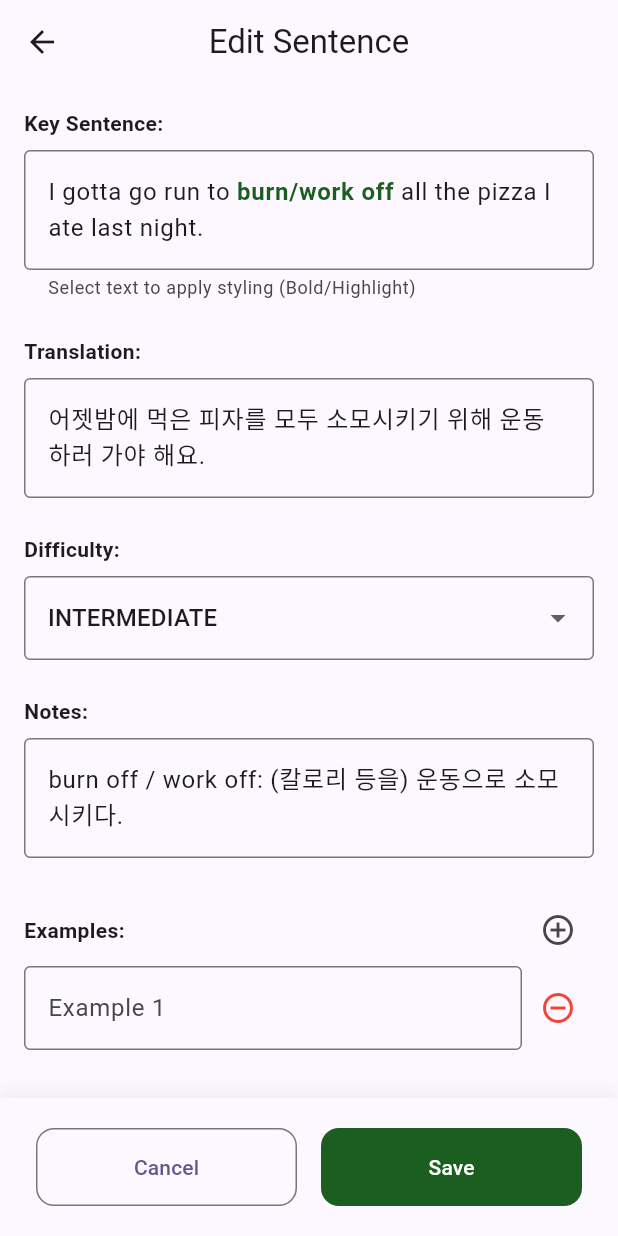
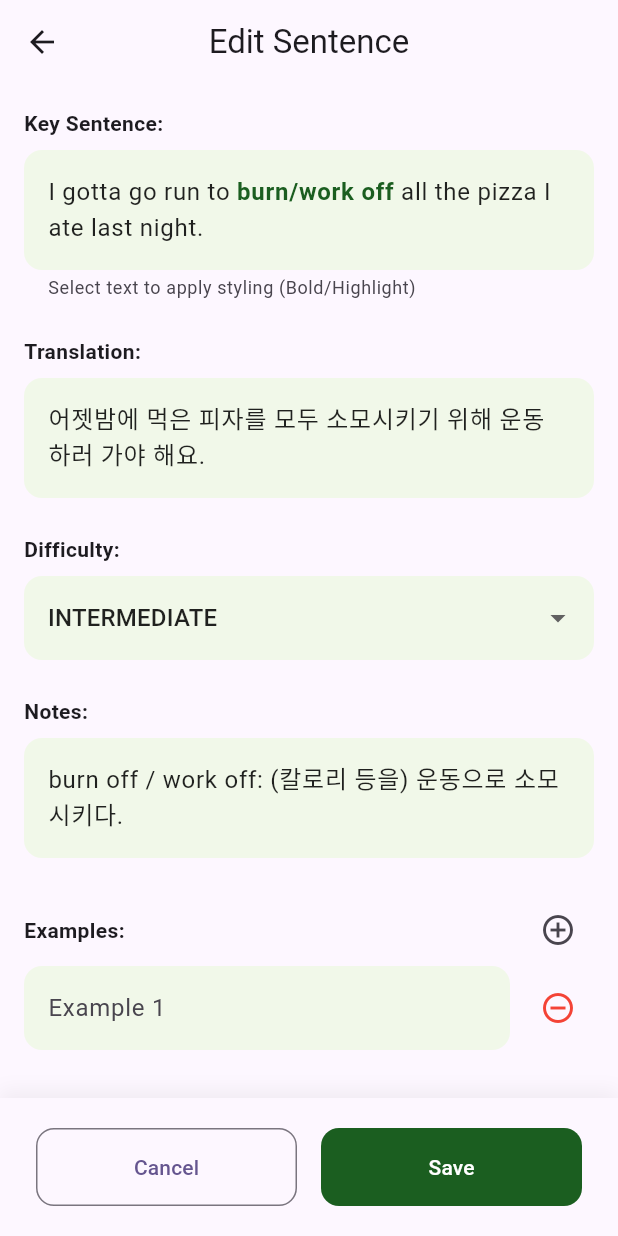
Before and after one commit to jaeyp/english-surf, a Flutter app: the StudyModeScreen screen opened by its route, after a tap on the "edit" icon, on a phone screen of 412 x 824 dp. Run offline on Flutter 3.47's test engine with Material 3 defaults, Android fonts, the phone set to English and light mode, and no system bars; our stand-ins replace drift, flutter_dotenv, flutter_riverpod, freezed_annotation, go_router, riverpod_annotation; accounts and stored records are empty; generated files the repository leaves out were written again.

Commit message:
UI polishing

```diff
--- a/lib/features/sentences/presentation/screens/sentence_edit_screen.dart
+++ b/lib/features/sentences/presentation/screens/sentence_edit_screen.dart
@@ -152,9 +152,13 @@ class _SentenceEditScreenState extends ConsumerState<SentenceEditScreen> {
 
   @override
   Widget build(BuildContext context) {
-    return Scaffold(
+    return GestureDetector(
+      onTap: () => FocusScope.of(context).unfocus(),
+      child: Scaffold(
         appBar: AppBar(
-        title: Text(widget.sentence == null ? 'Add Sentence' : 'Edit Sentence'),
+          title: Text(
+            widget.sentence == null ? 'Add Sentence' : 'Edit Sentence',
+          ),
         ),
         bottomNavigationBar: Container(
           padding: const EdgeInsets.symmetric(horizontal: 24, vertical: 20),
@@ -223,9 +227,15 @@ class _SentenceEditScreenState extends ConsumerState<SentenceEditScreen> {
                 TextFormField(
                   controller: _translationController,
                   maxLines: null,
-                decoration: const InputDecoration(
+                  style: const TextStyle(color: Colors.black87),
+                  decoration: InputDecoration(
                     hintText: 'Enter Korean translation',
-                  border: OutlineInputBorder(),
+                    filled: true,
+                    fillColor: const Color(0xFFF1F8E9),
+                    border: OutlineInputBorder(
+                      borderRadius: BorderRadius.circular(12),
+                      borderSide: BorderSide.none,
+                    ),
                   ),
                   validator: (value) => value == null || value.isEmpty
                       ? 'Translation is required'
@@ -239,11 +249,24 @@ class _SentenceEditScreenState extends ConsumerState<SentenceEditScreen> {
                 const SizedBox(height: 8),
                 DropdownButtonFormField<Difficulty>(
                   value: _difficulty,
-                decoration: const InputDecoration(border: OutlineInputBorder()),
+                  dropdownColor: const Color(
+                    0xFFF1F8E9,
+                  ), // Background of the popup menu
+                  decoration: InputDecoration(
+                    filled: true,
+                    fillColor: const Color(0xFFF1F8E9),
+                    border: OutlineInputBorder(
+                      borderRadius: BorderRadius.circular(12),
+                      borderSide: BorderSide.none,
+                    ),
+                  ),
                   items: Difficulty.values.map((d) {
                     return DropdownMenuItem(
                       value: d,
-                    child: Text(d.name.toUpperCase()),
+                      child: Text(
+                        d.name.toUpperCase(),
+                        style: const TextStyle(color: Colors.black87),
+                      ),
                     );
                   }).toList(),
                   onChanged: (value) {
@@ -259,9 +282,15 @@ class _SentenceEditScreenState extends ConsumerState<SentenceEditScreen> {
                 TextFormField(
                   controller: _notesController,
                   maxLines: null,
-                decoration: const InputDecoration(
+                  style: const TextStyle(color: Colors.black87),
+                  decoration: InputDecoration(
                     hintText: 'Grammar or vocabulary notes',
-                  border: OutlineInputBorder(),
+                    filled: true,
+                    fillColor: const Color(0xFFF1F8E9),
+                    border: OutlineInputBorder(
+                      borderRadius: BorderRadius.circular(12),
+                      borderSide: BorderSide.none,
+                    ),
                   ),
                 ),
                 const SizedBox(height: 24),
@@ -282,18 +311,25 @@ class _SentenceEditScreenState extends ConsumerState<SentenceEditScreen> {
                   final index = entry.key;
                   final controller = entry.value;
                   return Padding(
-                  padding: const EdgeInsets.only(bottom: 8.0),
+                    padding: const EdgeInsets.only(bottom: 12.0),
                     child: Row(
                       children: [
                         Expanded(
                           child: TextFormField(
                             controller: controller,
+                            style: const TextStyle(color: Colors.black87),
                             decoration: InputDecoration(
                               hintText: 'Example ${index + 1}',
-                            border: const OutlineInputBorder(),
+                              filled: true,
+                              fillColor: const Color(0xFFF1F8E9),
+                              border: OutlineInputBorder(
+                                borderRadius: BorderRadius.circular(12),
+                                borderSide: BorderSide.none,
                               ),
                             ),
                           ),
+                        ),
+                        const SizedBox(width: 8),
                         IconButton(
                           onPressed: () => _removeExample(index),
                           icon: const Icon(
@@ -310,6 +346,7 @@ class _SentenceEditScreenState extends ConsumerState<SentenceEditScreen> {
             ),
           ),
         ),
+      ),
     );
   }
 
@@ -319,10 +356,16 @@ class _SentenceEditScreenState extends ConsumerState<SentenceEditScreen> {
         TextFormField(
           controller: _originalController,
           maxLines: null,
-          decoration: const InputDecoration(
+          style: const TextStyle(color: Colors.black87),
+          decoration: InputDecoration(
             hintText: 'Enter English sentence',
-            border: OutlineInputBorder(),
             helperText: 'Select text to apply styling (Bold/Highlight)',
+            filled: true,
+            fillColor: const Color(0xFFF1F8E9),
+            border: OutlineInputBorder(
+              borderRadius: BorderRadius.circular(12),
+              borderSide: BorderSide.none,
+            ),
           ),
           validator: (value) =>
               value == null || value.isEmpty ? 'Sentence is required' : null,
--- a/lib/features/sentences/presentation/screens/study_mode_screen.dart
+++ b/lib/features/sentences/presentation/screens/study_mode_screen.dart
@@ -59,21 +59,28 @@ class _StudyModeScreenState extends ConsumerState<StudyModeScreen> {
           });
         }
 
+        final isLandscape =
+            MediaQuery.of(context).orientation == Orientation.landscape;
         final currentSentence = sentences[safeIndex];
 
         return Scaffold(
           appBar: AppBar(
-            title: Text('${safeIndex + 1} / ${sentences.length}'),
+            toolbarHeight: isLandscape
+                ? 40
+                : null, // Reduced height in landscape
+            title: isLandscape
+                ? null // Hide title in landscape to save vertical space
+                : Text('${safeIndex + 1} / ${sentences.length}'),
             leading: Row(
               mainAxisSize: MainAxisSize.min,
               children: [
                 IconButton(
-                  icon: const Icon(Icons.edit),
+                  icon: const Icon(Icons.edit, size: 20),
                   onPressed: () =>
                       context.push('/edit', extra: currentSentence),
                 ),
                 IconButton(
-                  icon: const Icon(Icons.delete),
+                  icon: const Icon(Icons.delete, size: 20),
                   onPressed: () async {
                     final confirmed = await showDialog<bool>(
                       context: context,
@@ -99,7 +106,6 @@ class _StudyModeScreenState extends ConsumerState<StudyModeScreen> {
                       ref
                           .read(sentenceListProvider.notifier)
                           .deleteSentence(currentSentence.id);
-                      // After deletion, if list becomes empty, go back
                       if (sentences.length <= 1) {
                         if (context.mounted) Navigator.pop(context);
                       }
@@ -110,13 +116,24 @@ class _StudyModeScreenState extends ConsumerState<StudyModeScreen> {
             ),
             leadingWidth: 100,
             actions: [
+              if (isLandscape)
+                Center(
+                  child: Padding(
+                    padding: const EdgeInsets.only(right: 16.0),
+                    child: Text(
+                      '${safeIndex + 1} / ${sentences.length}',
+                      style: const TextStyle(fontWeight: FontWeight.bold),
+                    ),
+                  ),
+                ),
               IconButton(
                 icon: const Icon(Icons.close),
                 onPressed: () => Navigator.of(context).pop(),
               ),
             ],
           ),
-          body: Column(
+          body: SafeArea(
+            child: Column(
               children: [
                 Expanded(
                   child: PageView.builder(
@@ -128,20 +145,21 @@ class _StudyModeScreenState extends ConsumerState<StudyModeScreen> {
                       });
                     },
                     itemBuilder: (context, index) {
-                    // One more safety check inside builder
                       if (index >= sentences.length)
                         return const SizedBox.shrink();
-                    return Padding(
-                      padding: const EdgeInsets.all(16.0),
-                      child: SentenceCard(
+                      return SentenceCard(
                         sentence: sentences[index],
                         languageMode: languageMode,
+                        padding: EdgeInsets.symmetric(
+                          horizontal: isLandscape ? 32.0 : 16.0,
+                          vertical: isLandscape ? 8.0 : 16.0,
                         ),
                       );
                     },
                   ),
                 ),
               ],
+            ),
           ),
         );
       },
--- a/lib/features/sentences/presentation/widgets/sentence_card.dart
+++ b/lib/features/sentences/presentation/widgets/sentence_card.dart
@@ -7,11 +7,13 @@ import 'sentence_text_view.dart';
 class SentenceCard extends StatefulWidget {
   final Sentence sentence;
   final LanguageMode languageMode;
+  final EdgeInsets padding;
 
   const SentenceCard({
     super.key,
     required this.sentence,
     required this.languageMode,
+    this.padding = EdgeInsets.zero,
   });
 
   @override
@@ -55,10 +57,11 @@ class _SentenceCardState extends State<SentenceCard>
     final isOriginalFront =
         widget.languageMode == LanguageMode.originalToTranslation;
 
-    return SizedBox.expand(
-      child: GestureDetector(
-        onTap: _flipCard,
-        behavior: HitTestBehavior.opaque,
+    return GestureDetector(
+      onTap: _flipCard,
+      behavior: HitTestBehavior.opaque,
+      child: Padding(
+        padding: widget.padding,
         child: Center(
           child: SizedBox(
             height: 400, // Keep fixed height for visual card
--- a/lib/features/sentences/presentation/widgets/sentence_filter_bar.dart
+++ b/lib/features/sentences/presentation/widgets/sentence_filter_bar.dart
@@ -14,7 +14,7 @@ class SentenceFilterBar extends ConsumerWidget {
 
     return SingleChildScrollView(
       scrollDirection: Axis.horizontal,
-      padding: const EdgeInsets.symmetric(horizontal: 16, vertical: 8),
+      padding: const EdgeInsets.only(left: 16, right: 16, top: 8, bottom: 20),
       child: Row(
         children: [
           // Sort Chip
--- a/lib/features/sentences/presentation/widgets/sentence_text_view.dart
+++ b/lib/features/sentences/presentation/widgets/sentence_text_view.dart
@@ -16,7 +16,7 @@ class SentenceTextView extends StatelessWidget {
   Widget build(BuildContext context) {
     return SelectableText.rich(
       TextSpan(
-        style: TextStyle(fontSize: fontSize, color: Colors.black, height: 1.5),
+        style: TextStyle(fontSize: fontSize, color: Colors.black, height: 1.3),
         children: _buildTextSpans(),
       ),
       textAlign: TextAlign.center,
```
Also changed, not shown: lib/features/sentences/presentation/screens/sentence_list_screen.dart (+25 -5 lines), lib/features/sentences/presentation/widgets/sentence_list_item.dart (+16 -9 lines), 7 other files. Lines whose indentation alone changed are shown as unchanged.
